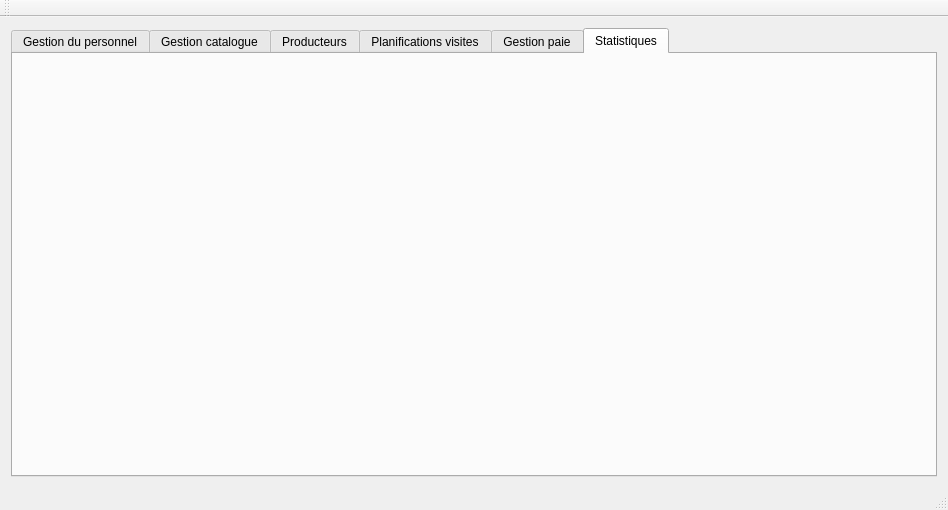
Above: NewWorldAppli/mainwindow.ui from yume05/NewWorld-E4-Projects before the change. Below: the same form after it.
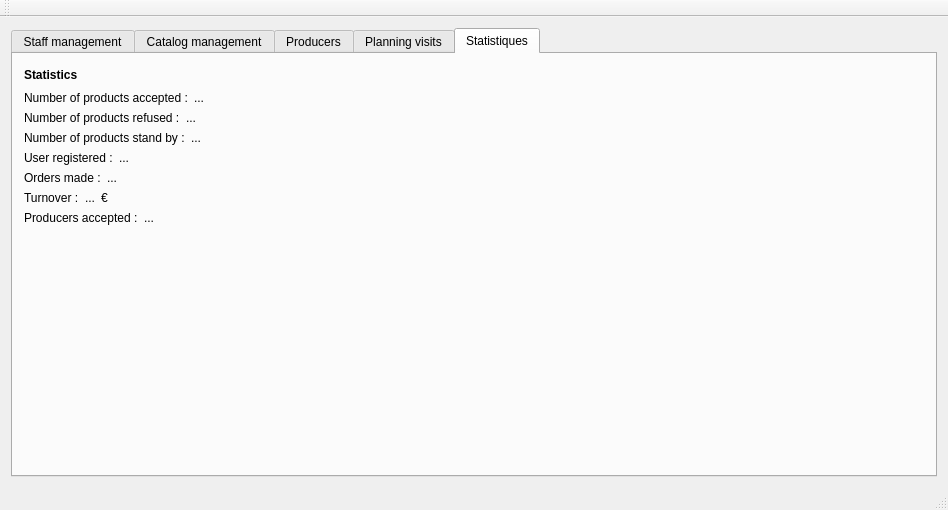
That is the form after the change. The open tabs and pages were chosen to show the change. Icons and pictures are not drawn.

Patch:
```diff
--- a/NewWorldAppli/mainwindow.ui
+++ b/NewWorldAppli/mainwindow.ui
@@ -32,7 +32,7 @@
       </property>
       <widget class="QWidget" name="tab">
        <attribute name="title">
-        <string>Gestion du personnel</string>
+        <string>Staff management</string>
        </attribute>
        <layout class="QVBoxLayout" name="verticalLayout_2">
         <item>
@@ -105,7 +105,7 @@
       </widget>
       <widget class="QWidget" name="tab_3">
        <attribute name="title">
-        <string>Gestion catalogue</string>
+        <string>Catalog management</string>
        </attribute>
        <layout class="QGridLayout" name="gridLayout_4">
         <item row="0" column="0">
@@ -419,7 +419,7 @@
       </widget>
       <widget class="QWidget" name="tab_6">
        <attribute name="title">
-        <string>Producteurs</string>
+        <string>Producers</string>
        </attribute>
        <layout class="QHBoxLayout" name="horizontalLayout_20">
         <item>
@@ -790,7 +790,7 @@
       </widget>
       <widget class="QWidget" name="tab_2">
        <attribute name="title">
-        <string>Planifications visites</string>
+        <string>Planning visits</string>
        </attribute>
        <layout class="QVBoxLayout" name="verticalLayout_11">
         <item>
@@ -1067,15 +1067,169 @@
         </item>
        </layout>
       </widget>
-      <widget class="QWidget" name="tab_4">
-       <attribute name="title">
-        <string>Gestion paie</string>
-       </attribute>
-      </widget>
       <widget class="QWidget" name="tab_5">
        <attribute name="title">
         <string>Statistiques</string>
        </attribute>
+       <layout class="QFormLayout" name="formLayout">
+        <item row="0" column="0">
+         <layout class="QHBoxLayout" name="horizontalLayout_5">
+          <item>
+           <widget class="QLabel" name="label_26">
+            <property name="text">
+             <string>&lt;html&gt;&lt;head/&gt;&lt;body&gt;&lt;p&gt;&lt;span style=&quot; font-weight:600;&quot;&gt;Statistics&lt;/span&gt;&lt;/p&gt;&lt;/body&gt;&lt;/html&gt;</string>
+            </property>
+           </widget>
+          </item>
+          <item>
+           <spacer name="horizontalSpacer_3">
+            <property name="orientation">
+             <enum>Qt::Horizontal</enum>
+            </property>
+            <property name="sizeHint" stdset="0">
+             <size>
+              <width>40</width>
+              <height>20</height>
+             </size>
+            </property>
+           </spacer>
+          </item>
+         </layout>
+        </item>
+        <item row="1" column="0">
+         <layout class="QHBoxLayout" name="horizontalLayout_7">
+          <item>
+           <widget class="QLabel" name="label_30">
+            <property name="text">
+             <string>Number of products accepted :</string>
+            </property>
+           </widget>
+          </item>
+          <item>
+           <widget class="QLabel" name="labelStatisNbreProduitA">
+            <property name="text">
+             <string>...</string>
+            </property>
+           </widget>
+          </item>
+         </layout>
+        </item>
+        <item row="2" column="0">
+         <layout class="QHBoxLayout" name="horizontalLayout_8">
+          <item>
+           <widget class="QLabel" name="label_31">
+            <property name="text">
+             <string>Number of products refused :</string>
+            </property>
+           </widget>
+          </item>
+          <item>
+           <widget class="QLabel" name="labelStatisNbreProduitC">
+            <property name="text">
+             <string>...</string>
+            </property>
+           </widget>
+          </item>
+         </layout>
+        </item>
+        <item row="3" column="0">
+         <layout class="QHBoxLayout" name="horizontalLayout_23">
+          <item>
+           <widget class="QLabel" name="label_32">
+            <property name="text">
+             <string>Number of products stand by :</string>
+            </property>
+           </widget>
+          </item>
+          <item>
+           <widget class="QLabel" name="labelStatisNbreProduitB">
+            <property name="text">
+             <string>...</string>
+            </property>
+           </widget>
+          </item>
+         </layout>
+        </item>
+        <item row="4" column="0">
+         <layout class="QHBoxLayout" name="horizontalLayout_24">
+          <item>
+           <widget class="QLabel" name="label_33">
+            <property name="text">
+             <string>User registered :</string>
+            </property>
+           </widget>
+          </item>
+          <item>
+           <widget class="QLabel" name="labelStatisNbreUser">
+            <property name="text">
+             <string>...</string>
+            </property>
+           </widget>
+          </item>
+         </layout>
+        </item>
+        <item row="5" column="0">
+         <layout class="QHBoxLayout" name="horizontalLayout_25">
+          <item>
+           <widget class="QLabel" name="label_34">
+            <property name="text">
+             <string>Orders made :</string>
+            </property>
+           </widget>
+          </item>
+          <item>
+           <widget class="QLabel" name="labelStatisNbreCommandes">
+            <property name="text">
+             <string>...</string>
+            </property>
+           </widget>
+          </item>
+         </layout>
+        </item>
+        <item row="6" column="0">
+         <layout class="QHBoxLayout" name="horizontalLayout_6">
+          <item>
+           <widget class="QLabel" name="label_35">
+            <property name="text">
+             <string>Turnover :</string>
+            </property>
+           </widget>
+          </item>
+          <item>
+           <widget class="QLabel" name="labelStatisCA">
+            <property name="text">
+             <string>...</string>
+            </property>
+           </widget>
+          </item>
+          <item>
+           <widget class="QLabel" name="label_37">
+            <property name="text">
+             <string>€</string>
+            </property>
+           </widget>
+          </item>
+         </layout>
+        </item>
+        <item row="7" column="0">
+         <layout class="QHBoxLayout" name="horizontalLayout_27">
+          <item>
+           <widget class="QLabel" name="label_36">
+            <property name="text">
+             <string>Producers accepted :</string>
+            </property>
+           </widget>
+          </item>
+          <item>
+           <widget class="QLabel" name="labelStatisProdA">
+            <property name="text">
+             <string>...</string>
+            </property>
+           </widget>
+          </item>
+         </layout>
+        </item>
+       </layout>
       </widget>
      </widget>
     </item>
```
Left out of the diff: 146 changed lines with no effect on the pictures.
